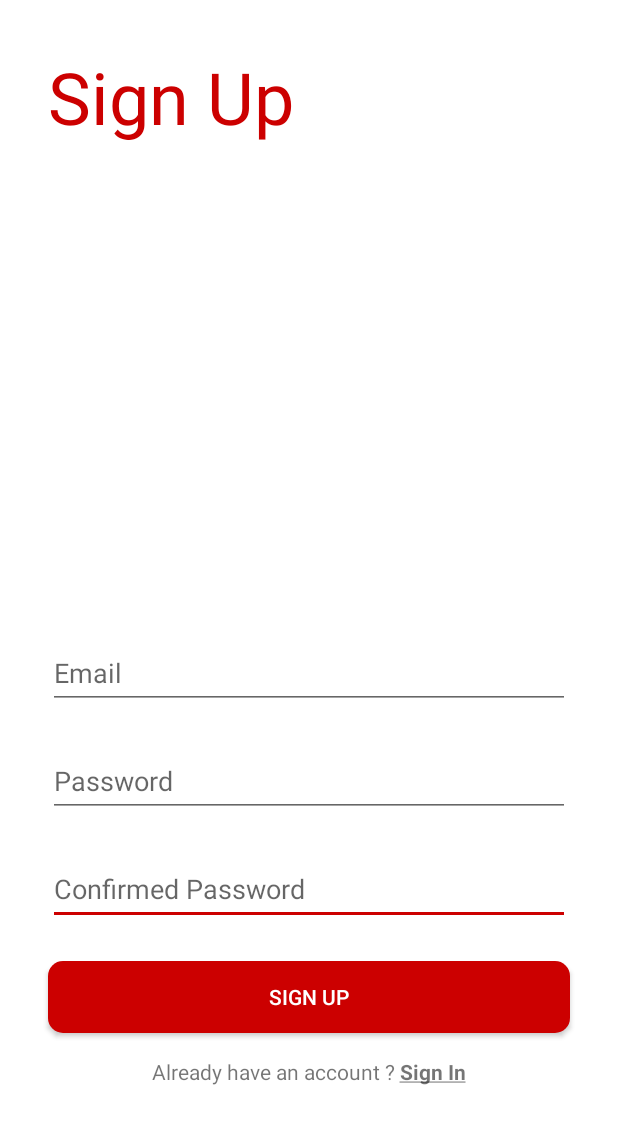
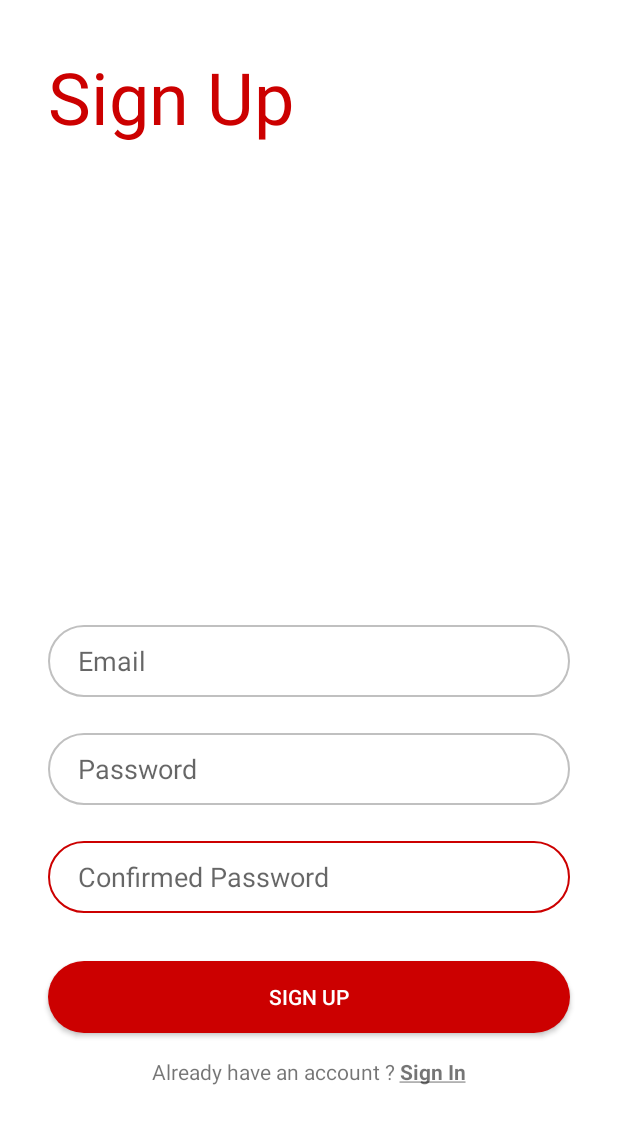
Before and after one commit to TimingKidz/WalkRally, an Android app: the screen it shows after launch (Register), after a tap on an icon or button, on a phone screen of 412 x 824 dp. Shown: the top 1124 px of the screen. Run offline under Robolectric (Android 15) with nearby library versions, the phone set to English and light mode, and no system bars; our stand-ins replace Firebase (no records; nobody signed in at launch, a user with empty details on screens opened directly); 1 other tap on this screen came first.

Commit message:
Added Splash Screen & Tweak some UX/UI
- Added Splash Screen for super smooth page change transition
- Tweak Log-In UX/UI
- Tweak Register Ux/UI
- Tweak Create Profile UX/UI

```diff
--- a/app/src/main/java/com/example/walkrally/LoginMain.java
+++ b/app/src/main/java/com/example/walkrally/LoginMain.java
@@ -35,35 +35,35 @@ public class LoginMain extends AppCompatActivity {
         password = findViewById(R.id.passText);
         btnSignIn = findViewById(R.id.loginButton);
 
-        mAuthStateListener = new FirebaseAuth.AuthStateListener() {
-            @Override
-            public void onAuthStateChanged(@NonNull FirebaseAuth firebaseAuth) {
-                FirebaseUser mFirebaseUser = mFirebaseAuth.getCurrentUser();
-                if( mFirebaseUser != null ){
-                    Toast.makeText(LoginMain.this,"You are logged in",Toast.LENGTH_SHORT).show();
-                    new User().readData(new User.MyCallback() {
-                        @Override
-                        public void onCallback(User value) {
-                            Intent i;
-                            if(value.event.equals("")){
-                                i = new Intent(LoginMain.this,Event.class);
-                            }else if(value.team.equals("")){
-                                i = new Intent(LoginMain.this,TeamList.class);
-                            }else {
-                                i = new Intent(LoginMain.this,MainActivity.class);
-                            }
-                            i.addFlags(Intent.FLAG_ACTIVITY_NEW_TASK);
-                            i.addFlags(Intent.FLAG_ACTIVITY_CLEAR_TASK);
-                            startActivity(i);
-                        }
-                    });
-
-                }
-                else{
-                    Toast.makeText(LoginMain.this,"Please Login",Toast.LENGTH_SHORT).show();
-                }
-            }
-        };
+//        mAuthStateListener = new FirebaseAuth.AuthStateListener() {
+//            @Override
+//            public void onAuthStateChanged(@NonNull FirebaseAuth firebaseAuth) {
+//                FirebaseUser mFirebaseUser = mFirebaseAuth.getCurrentUser();
+//                if( mFirebaseUser != null ){
+//                    Toast.makeText(LoginMain.this,"You are logged in",Toast.LENGTH_SHORT).show();
+//                    new User().readData(new User.MyCallback() {
+//                        @Override
+//                        public void onCallback(User value) {
+//                            Intent i;
+//                            if(value.event.equals("")){
+//                                i = new Intent(LoginMain.this,Event.class);
+//                            }else if(value.team.equals("")){
+//                                i = new Intent(LoginMain.this,TeamList.class);
+//                            }else {
+//                                i = new Intent(LoginMain.this,MainActivity.class);
+//                            }
+//                            i.addFlags(Intent.FLAG_ACTIVITY_NEW_TASK);
+//                            i.addFlags(Intent.FLAG_ACTIVITY_CLEAR_TASK);
+//                            startActivity(i);
+//                        }
+//                    });
+//
+//                }
+//                else{
+//                    Toast.makeText(LoginMain.this,"Please Login",Toast.LENGTH_SHORT).show();
+//                }
+//            }
+//        };
 
         btnSignIn.setOnClickListener(new View.OnClickListener() {
             @Override
@@ -122,9 +122,9 @@ public class LoginMain extends AppCompatActivity {
         startActivity(intSignUp);
     }
 
-    @Override
-    protected void onStart() {
-        super.onStart();
-        mFirebaseAuth.addAuthStateListener(mAuthStateListener);
-    }
+//    @Override
+//    protected void onStart() {
+//        super.onStart();
+//        mFirebaseAuth.addAuthStateListener(mAuthStateListener);
+//    }
 }
--- /dev/null
+++ b/app/src/main/java/com/example/walkrally/SplashScreen.java
@@ -0,0 +1,63 @@
+package com.example.walkrally;
+
+import androidx.annotation.NonNull;
+import androidx.appcompat.app.AppCompatActivity;
+
+import android.content.Intent;
+import android.os.Bundle;
+import android.widget.Toast;
+
+import com.google.firebase.auth.FirebaseAuth;
+import com.google.firebase.auth.FirebaseUser;
+
+public class SplashScreen extends AppCompatActivity {
+
+    FirebaseAuth mFirebaseAuth;
+    private FirebaseAuth.AuthStateListener mAuthStateListener;
+
+    @Override
+    protected void onCreate(Bundle savedInstanceState) {
+        super.onCreate(savedInstanceState);
+        setContentView(R.layout.activity_splash_screen);
+
+        mFirebaseAuth = FirebaseAuth.getInstance();
+        mAuthStateListener = new FirebaseAuth.AuthStateListener() {
+            @Override
+            public void onAuthStateChanged(@NonNull FirebaseAuth firebaseAuth) {
+                FirebaseUser mFirebaseUser = mFirebaseAuth.getCurrentUser();
+                if( mFirebaseUser != null ){
+//                    Toast.makeText(LoginMain.this,"You are logged in",Toast.LENGTH_SHORT).show();
+                    new User().readData(new User.MyCallback() {
+                        @Override
+                        public void onCallback(User value) {
+                            Intent i;
+                            if(value.event.equals("")){
+                                i = new Intent(SplashScreen.this,Event.class);
+                            }else if(value.team.equals("")){
+                                i = new Intent(SplashScreen.this,TeamList.class);
+                            }else {
+                                i = new Intent(SplashScreen.this,MainActivity.class);
+                            }
+                            i.addFlags(Intent.FLAG_ACTIVITY_NEW_TASK);
+                            i.addFlags(Intent.FLAG_ACTIVITY_CLEAR_TASK);
+                            startActivity(i);
+                        }
+                    });
+
+                }else{
+                    Intent i = new Intent(SplashScreen.this,LoginMain.class);
+                    i.addFlags(Intent.FLAG_ACTIVITY_NEW_TASK);
+                    i.addFlags(Intent.FLAG_ACTIVITY_CLEAR_TASK);
+                    startActivity(i);
+//                  Toast.makeText(LoginMain.this,"Please Login",Toast.LENGTH_SHORT).show();
+                }
+            }
+        };
+    }
+
+    @Override
+    protected void onStart() {
+        super.onStart();
+        mFirebaseAuth.addAuthStateListener(mAuthStateListener);
+    }
+}
--- a/app/src/main/res/drawable/button_round_border_enabled.xml
+++ b/app/src/main/res/drawable/button_round_border_enabled.xml
@@ -1,7 +1,7 @@
 <?xml version="1.0" encoding="utf-8"?>
 <shape xmlns:android="http://schemas.android.com/apk/res/android" android:shape="rectangle">
     <corners
-            android:radius="10dp"/>
+            android:radius="32dp"/>
     <stroke
             android:width="1dp"
             android:color="@color/Silver" />
--- a/app/src/main/res/drawable/button_round_border_focused.xml
+++ b/app/src/main/res/drawable/button_round_border_focused.xml
@@ -3,5 +3,5 @@
     <stroke
             android:width="1dp"
             android:color="@color/colorPrimary" />
-    <corners android:radius= "10dp" />
+    <corners android:radius= "32dp" />
 </shape>
--- a/app/src/main/res/drawable/button_round_border_pressed.xml
+++ b/app/src/main/res/drawable/button_round_border_pressed.xml
@@ -1,7 +1,7 @@
 <?xml version="1.0" encoding="utf-8"?>
 <shape xmlns:android="http://schemas.android.com/apk/res/android" android:shape="rectangle">
     <corners
-            android:radius="10dp"/>
+            android:radius="32dp"/>
     <stroke
             android:width="1dp"
             android:color="@color/DarkGray" />
--- a/app/src/main/res/drawable/button_round_enabled.xml
+++ b/app/src/main/res/drawable/button_round_enabled.xml
@@ -1,7 +1,7 @@
 <?xml version="1.0" encoding="utf-8"?>
 <shape xmlns:android="http://schemas.android.com/apk/res/android" android:shape="rectangle">
     <corners
-            android:radius="10dp"/>
+            android:radius="32dp"/>
     <solid
             android:color="@color/colorPrimary" />
 </shape>
--- a/app/src/main/res/drawable/button_round_focused.xml
+++ b/app/src/main/res/drawable/button_round_focused.xml
@@ -9,5 +9,5 @@
              android:top="7dp"
              android:right="7dp"
              android:bottom="7dp" />
-    <corners android:radius= "8dp" />
+    <corners android:radius= "32dp" />
 </shape>
--- a/app/src/main/res/drawable/button_round_pressed.xml
+++ b/app/src/main/res/drawable/button_round_pressed.xml
@@ -1,7 +1,7 @@
 <?xml version="1.0" encoding="utf-8"?>
 <shape xmlns:android="http://schemas.android.com/apk/res/android" android:shape="rectangle">
     <corners
-            android:radius="10dp"/>
+            android:radius="32dp"/>
     <solid
-        android:color="@color/button_pressed_trans"/>
+        android:color="@color/button_pressed"/>
 </shape>
--- a/app/src/main/res/layout/activity_register.xml
+++ b/app/src/main/res/layout/activity_register.xml
@@ -13,8 +13,11 @@
         android:layout_height="48dp"
         android:layout_marginStart="32dp"
         android:layout_marginEnd="32dp"
-        android:layout_marginBottom="24dp"
+        android:layout_marginBottom="32dp"
         android:ems="10"
+        android:background="@drawable/button_round_border"
+        android:paddingStart="20dp"
+        android:paddingEnd="20dp"
         android:hint="Confirmed Password"
         android:inputType="textPassword"
         app:layout_constraintBottom_toTopOf="@+id/signupButton"
@@ -24,13 +27,12 @@
     <TextView
         android:id="@+id/textView2"
         android:layout_width="0dp"
-        android:layout_height="0dp"
+        android:layout_height="wrap_content"
         android:layout_marginStart="32dp"
         android:layout_marginTop="32dp"
         android:text="Sign Up"
         android:textAppearance="@style/TextAppearance.MaterialComponents.Headline3"
         android:textColor="@color/colorPrimary"
-        app:layout_constraintBottom_toTopOf="@+id/emailText"
         app:layout_constraintEnd_toEndOf="parent"
         app:layout_constraintStart_toStartOf="parent"
         app:layout_constraintTop_toTopOf="parent" />
@@ -45,6 +47,9 @@
         android:ems="10"
         android:hint="Email"
         android:inputType="textEmailAddress"
+        android:background="@drawable/button_round_border"
+        android:paddingStart="20dp"
+        android:paddingEnd="20dp"
         app:layout_constraintBottom_toTopOf="@+id/passText"
         app:layout_constraintEnd_toEndOf="parent"
         app:layout_constraintStart_toStartOf="parent" />
@@ -59,6 +64,9 @@
         android:ems="10"
         android:hint="Password"
         android:inputType="textPassword"
+        android:background="@drawable/button_round_border"
+        android:paddingStart="20dp"
+        android:paddingEnd="20dp"
         app:layout_constraintBottom_toTopOf="@+id/passText2"
         app:layout_constraintEnd_toEndOf="parent"
         app:layout_constraintStart_toStartOf="parent" />
--- a/app/src/main/res/values/colors.xml
+++ b/app/src/main/res/values/colors.xml
@@ -3,6 +3,7 @@
     <color name="colorPrimary">#cc0000</color>
     <color name="colorPrimaryDark">#cc0000</color>
     <color name="colorAccent">#cc0000</color>
+    <color name="button_pressed">#AA0000</color>
     <color name="White">#FFFFFF</color>
     <color name="Silver">#C0C0C0</color>
     <color name="Gray">#808080</color>
```
Also changed, not shown: app/src/main/AndroidManifest.xml (+15 -9 lines), app/src/main/res/drawable/ic_arrow_forward_black_24dp.xml (added, +9 -0 lines), app/src/main/res/layout/activity_create_profile.xml (+42 -26 lines), app/src/main/res/layout/activity_login_main.xml (+7 -1 lines), app/src/main/res/layout/activity_splash_screen.xml (added, +19 -0 lines), app/build.gradle (line endings or trailing spaces).
